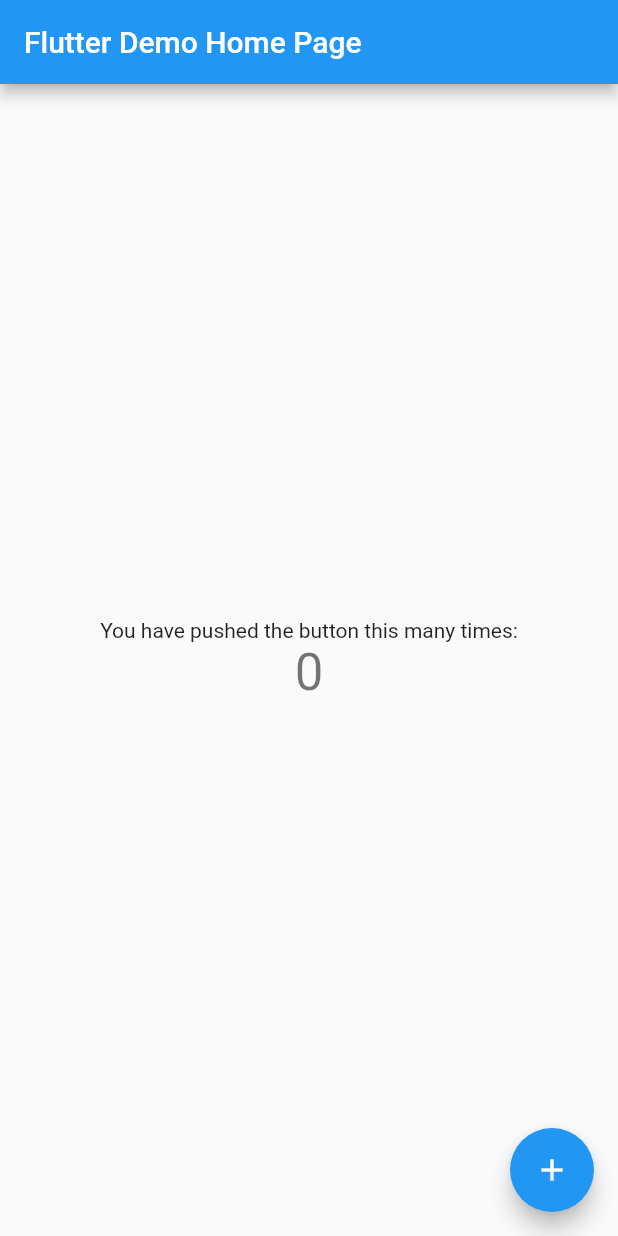
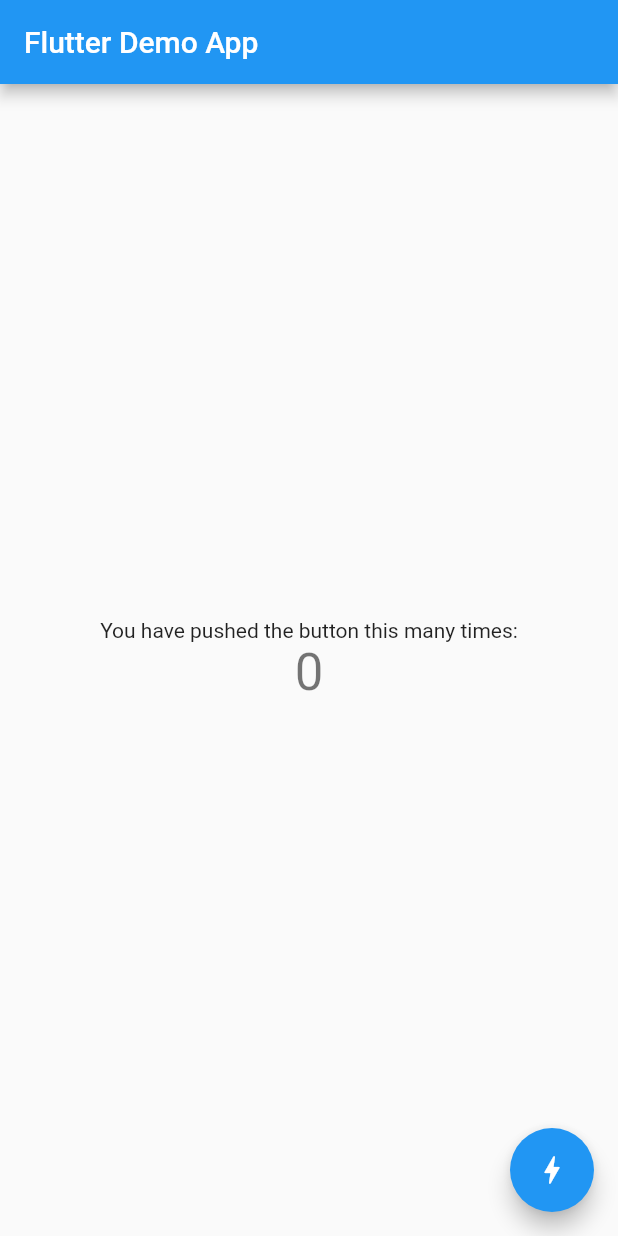
Before and after one commit to Arkaraj/Flutter_Demo, a Flutter app: the screen it shows after launch, on a phone screen of 412 x 824 dp. Run offline on Flutter 3.47's test engine with Material 2 defaults, Android fonts, the phone set to English and light mode, and no system bars.

Commit message:
Dart lang 1

```diff
--- a/lib/main.dart
+++ b/lib/main.dart
@@ -11,18 +11,9 @@ class MyApp extends StatelessWidget {
     return MaterialApp(
       title: 'Flutter Demo',
       theme: ThemeData(
-        // This is the theme of your application.
-        //
-        // Try running your application with "flutter run". You'll see the
-        // application has a blue toolbar. Then, without quitting the app, try
-        // changing the primarySwatch below to Colors.green and then invoke
-        // "hot reload" (press "r" in the console where you ran "flutter run",
-        // or simply save your changes to "hot reload" in a Flutter IDE).
-        // Notice that the counter didn't reset back to zero; the application
-        // is not restarted.
         primarySwatch: Colors.blue,
       ),
-      home: MyHomePage(title: 'Flutter Demo Home Page'),
+      home: MyHomePage(title: 'Flutter Demo App'),
     );
   }
 }
@@ -30,14 +21,7 @@ class MyApp extends StatelessWidget {
 class MyHomePage extends StatefulWidget {
   MyHomePage({Key? key, required this.title}) : super(key: key);
 
-  // This widget is the home page of your application. It is stateful, meaning
-  // that it has a State object (defined below) that contains fields that affect
-  // how it looks.
-
-  // This class is the configuration for the state. It holds the values (in this
-  // case the title) provided by the parent (in this case the App widget) and
-  // used by the build method of the State. Fields in a Widget subclass are
-  // always marked "final".
+  // Fields in a Widget subclass are always marked "final".
 
   final String title;
 
@@ -50,47 +34,19 @@ class _MyHomePageState extends State<MyHomePage> {
 
   void _incrementCounter() {
     setState(() {
-      // This call to setState tells the Flutter framework that something has
-      // changed in this State, which causes it to rerun the build method below
-      // so that the display can reflect the updated values. If we changed
-      // _counter without calling setState(), then the build method would not be
-      // called again, and so nothing would appear to happen.
       _counter++;
     });
+    print("pressed");
   }
 
   @override
   Widget build(BuildContext context) {
-    // This method is rerun every time setState is called, for instance as done
-    // by the _incrementCounter method above.
-    //
-    // The Flutter framework has been optimized to make rerunning build methods
-    // fast, so that you can just rebuild anything that needs updating rather
-    // than having to individually change instances of widgets.
     return Scaffold(
       appBar: AppBar(
-        // Here we take the value from the MyHomePage object that was created by
-        // the App.build method, and use it to set our appbar title.
         title: Text(widget.title),
       ),
       body: Center(
-        // Center is a layout widget. It takes a single child and positions it
-        // in the middle of the parent.
         child: Column(
-          // Column is also a layout widget. It takes a list of children and
-          // arranges them vertically. By default, it sizes itself to fit its
-          // children horizontally, and tries to be as tall as its parent.
-          //
-          // Invoke "debug painting" (press "p" in the console, choose the
-          // "Toggle Debug Paint" action from the Flutter Inspector in Android
-          // Studio, or the "Toggle Debug Paint" command in Visual Studio Code)
-          // to see the wireframe for each widget.
-          //
-          // Column has various properties to control how it sizes itself and
-          // how it positions its children. Here we use mainAxisAlignment to
-          // center the children vertically; the main axis here is the vertical
-          // axis because Columns are vertical (the cross axis would be
-          // horizontal).
           mainAxisAlignment: MainAxisAlignment.center,
           children: <Widget>[
             Text(
@@ -106,7 +62,7 @@ class _MyHomePageState extends State<MyHomePage> {
       floatingActionButton: FloatingActionButton(
         onPressed: _incrementCounter,
         tooltip: 'Increment',
-        child: Icon(Icons.add),
+        child: Icon(Icons.bolt),
       ), // This trailing comma makes auto-formatting nicer for build methods.
     );
   }
```
Also changed, not shown: 1 other file.
